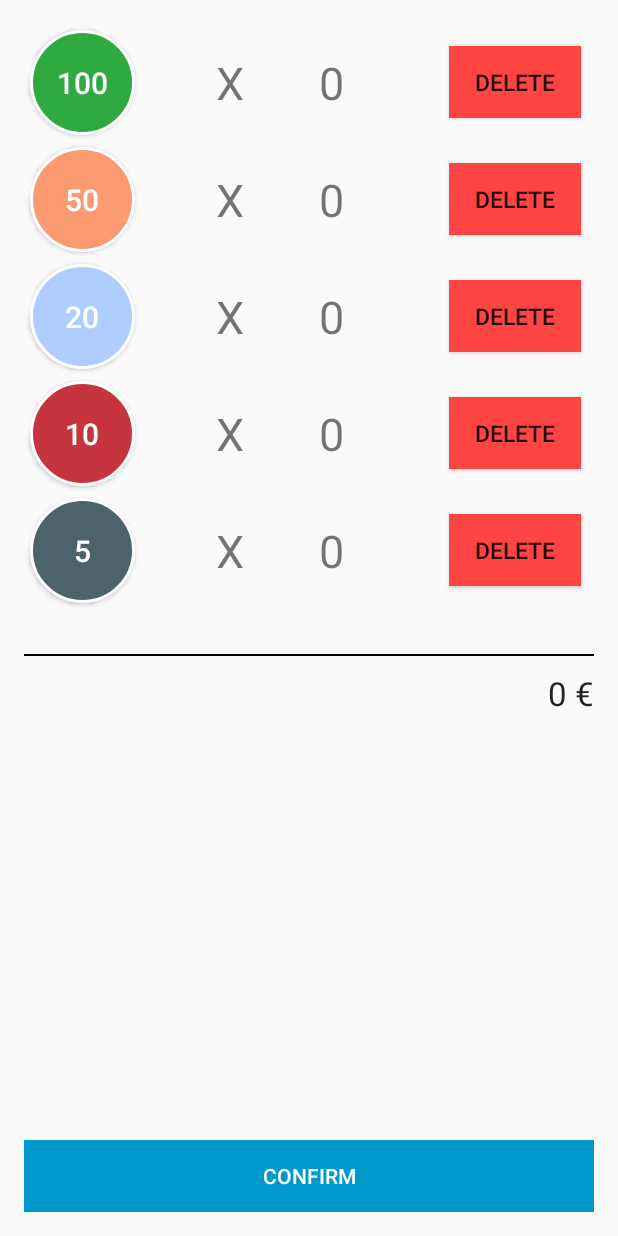
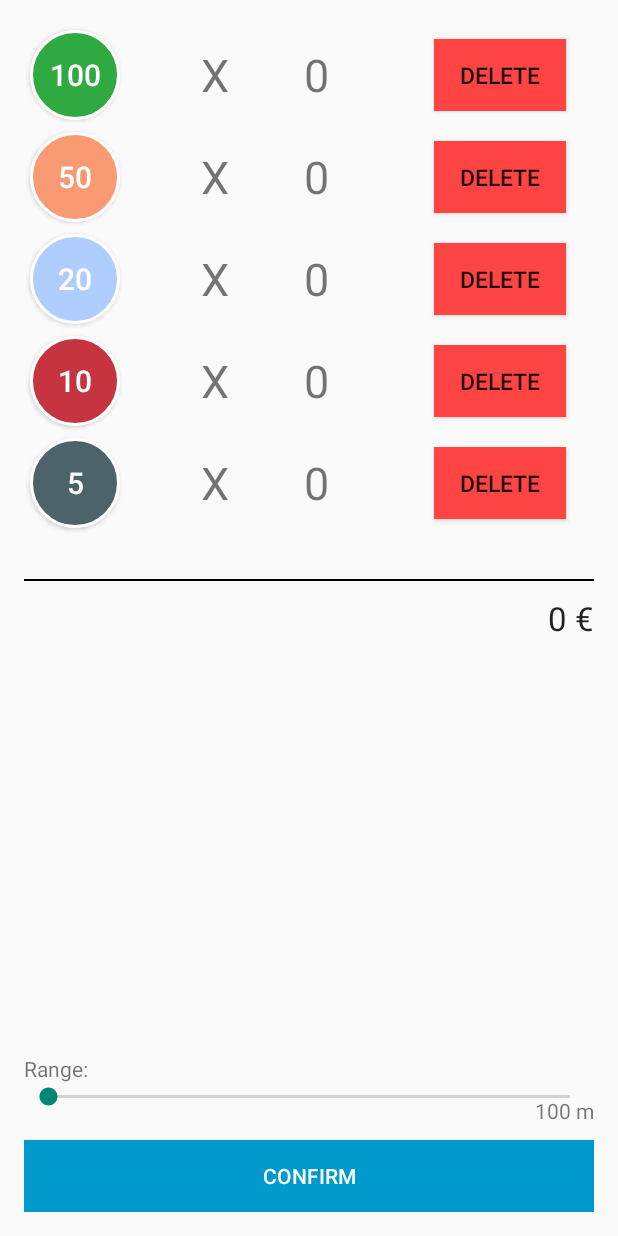
Before and after one commit to CashBumper/cash-bumper-android, an Android app: the screen it shows after launch (MainActivity), after a tap on "CONFIRM", on a phone screen of 412 x 824 dp. Run offline under Robolectric (Android 15) with nearby library versions, the phone set to English and light mode, and no system bars; our stand-ins replace Volley.

Commit message:
Implemented the range for the giver

```diff
--- a/app/src/main/java/cashbumper/hackathon/burda/com/cashbumper/Fragments/GiverMoneyFragment.java
+++ b/app/src/main/java/cashbumper/hackathon/burda/com/cashbumper/Fragments/GiverMoneyFragment.java
@@ -2,16 +2,20 @@ package cashbumper.hackathon.burda.com.cashbumper.Fragments;
 
 import android.os.Bundle;
 import android.support.annotation.Nullable;
-import android.support.v4.app.Fragment;
+import android.util.Log;
 import android.view.LayoutInflater;
 import android.view.View;
 import android.view.ViewGroup;
+import android.widget.SeekBar;
 import android.widget.TextView;
+import android.widget.Toast;
 
 import com.android.volley.Response;
 
 import org.json.JSONException;
 import org.json.JSONObject;
+
+import java.text.DecimalFormat;
 
 import cashbumper.hackathon.burda.com.cashbumper.BaseActivity;
 import cashbumper.hackathon.burda.com.cashbumper.R;
@@ -25,8 +29,7 @@ public class GiverMoneyFragment extends BaseFragment {
     TextView sum;
 
     int sumInt = 0;
-
-
+    int progressToSend = 100;
 
     @Nullable
     @Override
@@ -34,6 +37,35 @@ public class GiverMoneyFragment extends BaseFragment {
         View v = View.inflate(getActivity(), R.layout.giver_money_layout, null);
         sum = (TextView) v.findViewById(R.id.sum);
         sumInt = Integer.parseInt(((String) sum.getText()).replace(" €", ""));
+        SeekBar bar = (SeekBar) v.findViewById(R.id.seekbar);
+        final TextView rangeIndicator = (TextView) v.findViewById(R.id.rangeIndicator);
+        bar.setOnSeekBarChangeListener(new SeekBar.OnSeekBarChangeListener() {
+            @Override
+            public void onProgressChanged(SeekBar seekBar, int progress, boolean fromUser) {
+                progressToSend = progress * 100 + 100;
+
+                if (progress < 9) {
+                    rangeIndicator.setText(progress * 100 + 100 + " m");
+                } else {
+
+                    DecimalFormat df = new DecimalFormat();
+                    df.setMaximumFractionDigits(1);
+                    double toBeRounded = progress / 10.0 + 0.1;
+                    String display = df.format(toBeRounded);
+                    rangeIndicator.setText(display + " km");
+                }
+            }
+
+            @Override
+            public void onStartTrackingTouch(SeekBar seekBar) {
+
+            }
+
+            @Override
+            public void onStopTrackingTouch(SeekBar seekBar) {
+
+            }
+        });
         return v;
     }
 
@@ -60,20 +92,28 @@ public class GiverMoneyFragment extends BaseFragment {
 
     public void confirm(View v) {
         // TODO Fake account data but we should have the sum and then get the id of the session
-        // TODO Range
-
-        ((BaseActivity)getActivity()).executeRequest(RequestFactory.buildGiverSession(new Response.Listener<JSONObject>() {
+        Log.d("GiverMoneyFragment", "In confirm");
+        if (sumInt > 0) {
+            ((BaseActivity) getActivity()).executeRequest(RequestFactory.buildGiverSession(new Response.Listener<JSONObject>() {
                 @Override
                 public void onResponse(JSONObject object) {
                     try {
                         String id = object.getString("requester_id");
                         String requestId = object.getString("transaction_id");
+
                         // TODO Submit that to new model classes
                     } catch (JSONException e) {
                         e.printStackTrace();
                     }
                 }
-        }, sumInt, 0, null));
+            }, sumInt, progressToSend, null));
+
+            //TODO: move that in the success and start a loading process
+            callbacks.startList();
+
+        } else {
+            Toast.makeText(getActivity(), "Please set an amount to exchange", Toast.LENGTH_SHORT);
+        }
 
 
     }
--- a/app/src/main/java/cashbumper/hackathon/burda/com/cashbumper/Interfaces/FragmentCallbacks.java
+++ b/app/src/main/java/cashbumper/hackathon/burda/com/cashbumper/Interfaces/FragmentCallbacks.java
@@ -10,4 +10,5 @@ public interface FragmentCallbacks {
     void startChoice();
     void startMap();
     void startBump();
+    void startList();
 }
--- a/app/src/main/java/cashbumper/hackathon/burda/com/cashbumper/MainActivity.java
+++ b/app/src/main/java/cashbumper/hackathon/burda/com/cashbumper/MainActivity.java
@@ -1,18 +1,23 @@
 package cashbumper.hackathon.burda.com.cashbumper;
 
 import android.os.Bundle;
+import android.util.Log;
 import android.view.View;
+import android.widget.ProgressBar;
 
 import cashbumper.hackathon.burda.com.cashbumper.Fragments.GiveOrRequestFragment;
 import cashbumper.hackathon.burda.com.cashbumper.Fragments.GiverMoneyFragment;
 import cashbumper.hackathon.burda.com.cashbumper.Fragments.MapFragment;
+import cashbumper.hackathon.burda.com.cashbumper.Interfaces.FragmentCallbacks;
 
 /**
  * Created by laurentmeyer on 13/06/15.
  */
-public class MainActivity extends BaseActivity {
+public class MainActivity extends BaseActivity implements FragmentCallbacks{
 
     GiverMoneyFragment GMfragment;
+
+    ProgressBar b;
 
     @Override
     protected void onCreate(Bundle savedInstanceState) {
@@ -34,4 +39,34 @@ public class MainActivity extends BaseActivity {
         GMfragment.confirm(v);
     }
 
+    @Override
+    public void startSplashScreen() {
+
+    }
+
+    @Override
+    public void startMoney() {
+
+    }
+
+    @Override
+    public void startChoice() {
+
+    }
+
+    @Override
+    public void startMap() {
+
+    }
+
+    @Override
+    public void startBump() {
+
+    }
+
+    @Override
+    public void startList() {
+        Log.d("MainActivity", "List should yet start");
+    }
+
 }
--- a/app/src/main/res/layout/giver_money_layout.xml
+++ b/app/src/main/res/layout/giver_money_layout.xml
@@ -261,6 +261,29 @@
 
     </LinearLayout>
 
+    <TextView
+        android:layout_width="match_parent"
+        android:layout_height="wrap_content"
+        android:text="Range:"
+        android:layout_above="@+id/seekbar"/>
+
+    <SeekBar
+        android:layout_width="match_parent"
+        android:layout_height="wrap_content"
+        android:layout_above="@+id/button_confirm"
+        android:layout_marginBottom="20dp"
+        android:id="@+id/seekbar"
+        android:max="49"/>
+
+    <TextView
+        android:layout_width="match_parent"
+        android:layout_height="wrap_content"
+        android:text="100 m"
+        android:layout_above="@+id/button_confirm"
+        android:id="@+id/rangeIndicator"
+        android:gravity="right"
+        android:paddingBottom="10dp"/>
+
     <Button
         android:layout_width="match_parent"
         android:layout_height="wrap_content"
--- a/app/src/main/res/values/styles.xml
+++ b/app/src/main/res/values/styles.xml
@@ -6,8 +6,8 @@
     </style>
 
     <style name="buttonMoney">
-        <item name="android:layout_width">70dp</item>
-        <item name="android:layout_height">70dp</item>
+        <item name="android:layout_width">60dp</item>
+        <item name="android:layout_height">60dp</item>
         <item name="android:gravity">center_vertical|center_horizontal</item>
         <item name="android:textColor">#fff</item>
         <item name="android:layout_margin">4dp</item>
```
Lines whose indentation alone changed are shown as unchanged.
